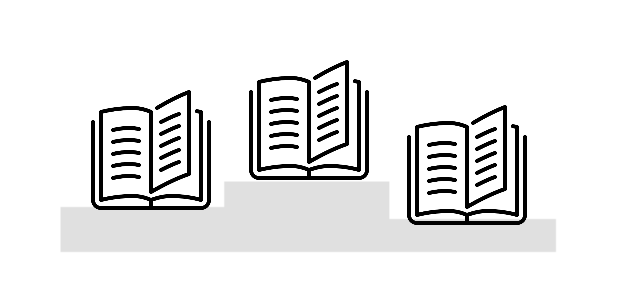
After one commit to Lee-YuGyeong/MindFood, an Android app: the layout fragment_recommendation1.xml on its own in the app's theme, with its tools: preview values and no code run, on a phone screen of 412 x 824 dp. The commit adds this screen. Shown: the top 300 px of the screen. Run offline under Robolectric (Android 15) with nearby library versions, the phone set to English and light mode, and no system bars.

Commit message:
recommendation
추천도서

```diff
--- a/app/src/main/AndroidManifest.xml
+++ b/app/src/main/AndroidManifest.xml
@@ -1,6 +1,8 @@
 <?xml version="1.0" encoding="utf-8"?>
 <manifest xmlns:android="http://schemas.android.com/apk/res/android"
     package="com.example.mindfood">
+
+    <uses-permission android:name="android.permission.INTERNET" />
 
     <application
         android:allowBackup="true"
--- /dev/null
+++ b/app/src/main/res/layout/fragment_recommendation1.xml
@@ -0,0 +1,59 @@
+<?xml version="1.0" encoding="utf-8"?>
+<LinearLayout xmlns:android="http://schemas.android.com/apk/res/android"
+    xmlns:app="http://schemas.android.com/apk/res-auto"
+    xmlns:tools="http://schemas.android.com/tools"
+    android:layout_width="match_parent"
+    android:layout_height="match_parent"
+    android:background="#FFFFFF"
+    android:orientation="vertical">
+
+    <FrameLayout
+        android:layout_width="match_parent"
+        android:layout_height="wrap_content"
+        android:layout_marginTop="-30dp">
+
+        <ImageView
+            android:id="@+id/imageView"
+            android:layout_width="match_parent"
+            android:layout_height="wrap_content"
+            android:layout_marginTop="150dp"
+            app:srcCompat="@drawable/rank" />
+
+        <ImageView
+            android:id="@+id/imageView2"
+            android:layout_width="80dp"
+            android:layout_height="100dp"
+            android:layout_gravity="center_horizontal"
+            android:layout_marginTop="60dp"
+            app:srcCompat="@drawable/book" />
+
+        <ImageView
+            android:id="@+id/imageView3"
+            android:layout_width="80dp"
+            android:layout_height="100dp"
+            android:layout_gravity="center_horizontal"
+            android:layout_marginTop="80dp"
+            android:layout_marginRight="105dp"
+            app:srcCompat="@drawable/book" />
+
+        <ImageView
+            android:id="@+id/imageView4"
+            android:layout_width="80dp"
+            android:layout_height="100dp"
+            android:layout_gravity="center_horizontal"
+            android:layout_marginLeft="105dp"
+            android:layout_marginTop="90dp"
+            app:srcCompat="@drawable/book" />
+
+
+    </FrameLayout>
+
+    <GridView
+        android:id="@+id/gridView"
+        android:layout_width="match_parent"
+        android:layout_height="match_parent"
+        android:layout_margin="30dp"
+        android:numColumns="2" />
+
+
+</LinearLayout>
--- a/app/src/main/res/values/styles.xml
+++ b/app/src/main/res/values/styles.xml
@@ -8,4 +8,9 @@
         <item name="colorAccent">@color/colorAccent</item>
     </style>
 
+    <style name="tab_text" parent="@android:style/TextAppearance.Widget.TabWidget">
+        <item name="android:textSize">15dp</item>
+
+    </style>
+
 </resources>
```
Also changed, not shown: app/build.gradle (+6 -1 lines), app/src/main/java/com/example/mindfood/ui/recommendation/PagerAdapter.java (added, +30 -0 lines), app/src/main/java/com/example/mindfood/ui/recommendation/RecommendationFragment.java (+35 -0 lines), app/src/main/java/com/example/mindfood/ui/recommendation/RecommendationFragment1.java (added, +88 -0 lines), app/src/main/java/com/example/mindfood/ui/recommendation/RecommendationFragment2.java (added, +22 -0 lines), app/src/main/java/com/example/mindfood/ui/recommendation/RecommendationGridItem.java (added, +29 -0 lines), app/src/main/java/com/example/mindfood/ui/recommendation/RecommendationGridItemView.java (added, +48 -0 lines), app/src/main/res/layout/fragment_recommendation.xml (+44 -3 lines), app/src/main/res/layout/fragment_recommendation2.xml (added, +8 -0 lines), app/src/main/res/layout/recommendation_rank_grid_item.xml (added, +22 -0 lines), app/src/main/res/drawable-v24/rank.PNG (added).
